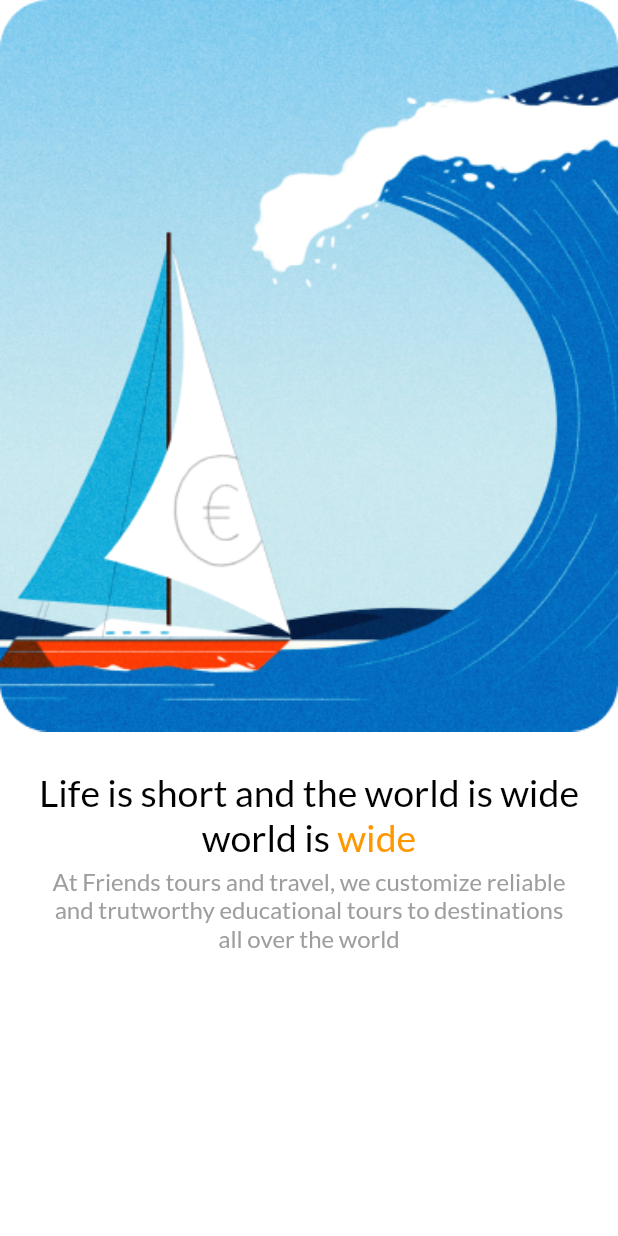
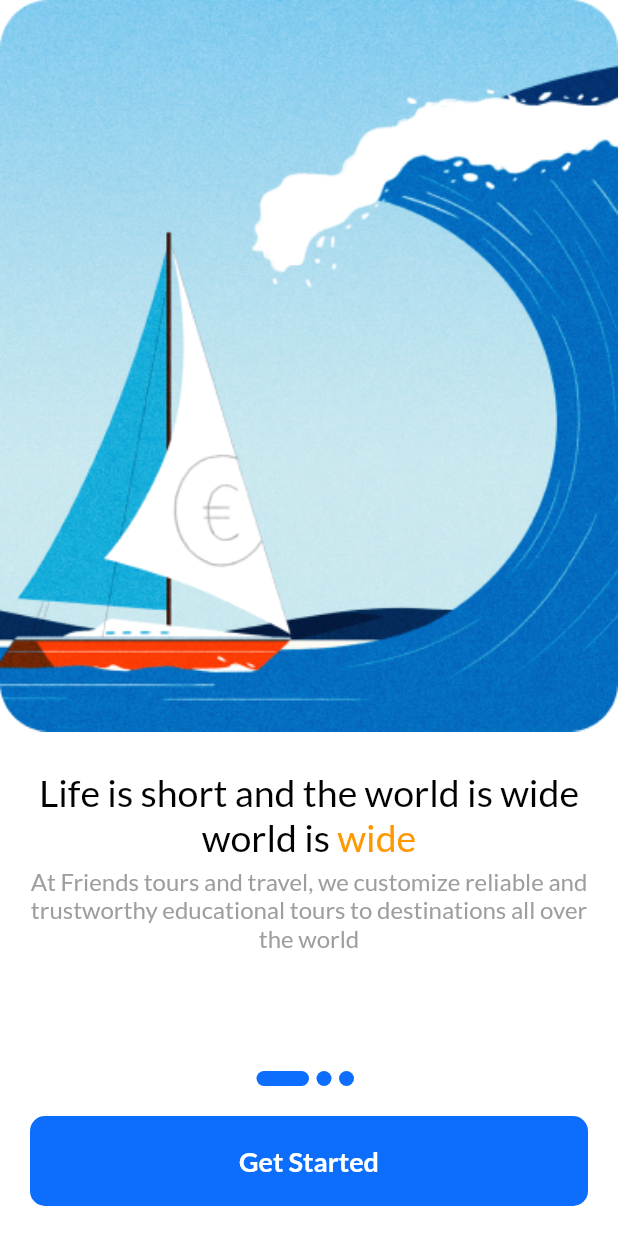
Before and after one commit to sangeeta2701/travenor-ui, a Flutter app: the screen it shows after launch, on a phone screen of 412 x 824 dp. Run offline on Flutter 3.47's test engine with Material 2 defaults, Android fonts, the phone set to English and light mode, and no system bars; our stand-ins replace google_fonts.

Commit message:
Travenor UI

```diff
--- /dev/null
+++ b/lib/content_model.dart
@@ -0,0 +1,14 @@
+class UnbordingContents {
+  String image;
+  String title1;
+  String title2;
+  String title3;
+  String discription;
+
+  UnbordingContents(
+      {required this.image,
+      required this.title1,
+      required this.title2,
+      required this.title3,
+      required this.discription});
+}
--- a/lib/screens/onboard/onboard_screen1.dart
+++ b/lib/screens/onboard/onboard_screen1.dart
@@ -1,3 +1,4 @@
+import 'package:assignment_task/content_model.dart';
 import 'package:assignment_task/utils/ui_constants.dart';
 import 'package:flutter/material.dart';
 import 'package:google_fonts/google_fonts.dart';
@@ -10,17 +11,69 @@ class OnboardScreen1 extends StatefulWidget {
 }
 
 class _OnboardScreen1State extends State<OnboardScreen1> {
+  List<UnbordingContents> contents = [
+    UnbordingContents(
+        image: "assets/images/img1.png",
+        title1: "Life is short and the world is wide",
+        title2: "world is ",
+        title3: "wide",
+        discription:
+            "At Friends tours and travel, we customize reliable and trustworthy educational tours to destinations all over the world"),
+    UnbordingContents(
+        image: "assets/images/img2.png",
+        title1: "It's a big world out",
+        title2: "there go ",
+        title3: " explore",
+        discription:
+            "To get the best of your adventure you just need to leave and go where you like. we are waiting for you"),
+    UnbordingContents(
+        image: "assets/images/img3.png",
+        title1: "People don't take trips,",
+        title2: "trips take ",
+        title3: " people",
+        discription:
+            "To get the best of your adventure you just need to leave and go where you like. we are waiting for you"),
+  ];
+
+  int currentIndex = 0;
+  PageController? _controller;
+
+  @override
+  void initState() {
+    _controller = PageController(initialPage: 0);
+    super.initState();
+  }
+
+  @override
+  void dispose() {
+    _controller!.dispose();
+    super.dispose();
+  }
+
   @override
   Widget build(BuildContext context) {
     return Scaffold(
       backgroundColor: appLightColor,
-      body: SingleChildScrollView(
-        child: Column(
+      body: Column(
+        children: [
+          Expanded(
+            child: PageView.builder(
+                controller: _controller,
+                itemCount: contents.length,
+                onPageChanged: (int index) {
+                  setState(() {
+                    currentIndex = index;
+                  });
+                },
+                itemBuilder: (_, i) {
+                  UnbordingContents data = contents[i];
+                  return Column(
                     children: [
                       SizedBox(
                         width: double.infinity,
                         child: Image(
-                image: AssetImage("assets/images/img1.png"),
+                          image: AssetImage(data.image),
+                          // image: AssetImage("assets/images/img1.png"),
                           fit: BoxFit.cover,
                         ),
                       ),
@@ -32,7 +85,8 @@ class _OnboardScreen1State extends State<OnboardScreen1> {
                         child: Column(
                           children: [
                             Text(
-                    "Life is short and the world is wide",
+                              data.title1,
+                              // "Life is short and the world is wide",
                               style: GoogleFonts.lato(
                                 fontSize: 25,
                                 fontWeight: FontWeight.w500,
@@ -43,7 +97,7 @@ class _OnboardScreen1State extends State<OnboardScreen1> {
                               mainAxisAlignment: MainAxisAlignment.center,
                               children: [
                                 Text(
-                        "world is ",
+                                  data.title2,
                                   style: GoogleFonts.lato(
                                     fontSize: 25,
                                     fontWeight: FontWeight.w500,
@@ -51,7 +105,7 @@ class _OnboardScreen1State extends State<OnboardScreen1> {
                                   ),
                                 ),
                                 Text(
-                        "wide",
+                                  data.title3,
                                   style: GoogleFonts.lato(
                                     fontSize: 25,
                                     fontWeight: FontWeight.w500,
@@ -64,23 +118,8 @@ class _OnboardScreen1State extends State<OnboardScreen1> {
                               height: 5,
                             ),
                             Text(
-                    "At Friends tours and travel, we customize reliable",
-                    style: GoogleFonts.lato(
-                      fontSize: 16,
-                      fontWeight: FontWeight.w400,
-                      color: appUiTextColor,
-                    ),
-                  ),
-                  Text(
-                    "and trutworthy educational tours to destinations",
-                    style: GoogleFonts.lato(
-                      fontSize: 16,
-                      fontWeight: FontWeight.w400,
-                      color: appUiTextColor,
-                    ),
-                  ),
-                  Text(
-                    "all over the world",
+                              data.discription,
+                              textAlign: TextAlign.center,
                               style: GoogleFonts.lato(
                                 fontSize: 16,
                                 fontWeight: FontWeight.w400,
@@ -91,7 +130,61 @@ class _OnboardScreen1State extends State<OnboardScreen1> {
                         ),
                       ),
                     ],
+                  );
+                }),
           ),
+          SizedBox(
+            child: Row(
+              mainAxisAlignment: MainAxisAlignment.center,
+              children: List.generate(
+                  contents.length, (index) => dotContainer(index, context)),
+            ),
+          ),
+          Padding(
+            padding: const EdgeInsets.all(20.0),
+            child: GestureDetector(
+              behavior: HitTestBehavior.translucent,
+              onTap: () {
+                if (currentIndex == contents.length - 1) {}
+                _controller!.nextPage(
+                    duration: Duration(milliseconds: 100),
+                    curve: Curves.bounceIn);
+              },
+              child: Container(
+                height: 60,
+                width: double.infinity,
+                decoration: BoxDecoration(
+                  color: appUiColor,
+                  borderRadius: BorderRadius.circular(10),
+                ),
+                child: Center(
+                  child: Text(
+                    currentIndex == contents.length - 1
+                        ? "Next"
+                        : "Get Started",
+                    style: GoogleFonts.lato(
+                      fontSize: 18,
+                      fontWeight: FontWeight.w600,
+                      color: appLightColor,
+                    ),
+                  ),
+                ),
+              ),
+            ),
+          ),
+        ],
+      ),
+    );
+  }
+
+  Container dotContainer(int index, BuildContext context) {
+    return Container(
+      height: 10,
+      width: currentIndex == index ? 35 : 10,
+      margin: EdgeInsets.only(right: 5),
+      decoration: BoxDecoration(
+        borderRadius: BorderRadius.circular(20),
+        color: appUiColor,
       ),
     );
   }
```
Also changed, not shown: lib/screens/login/login_screen.dart (added). Lines whose indentation alone changed are shown as unchanged.
